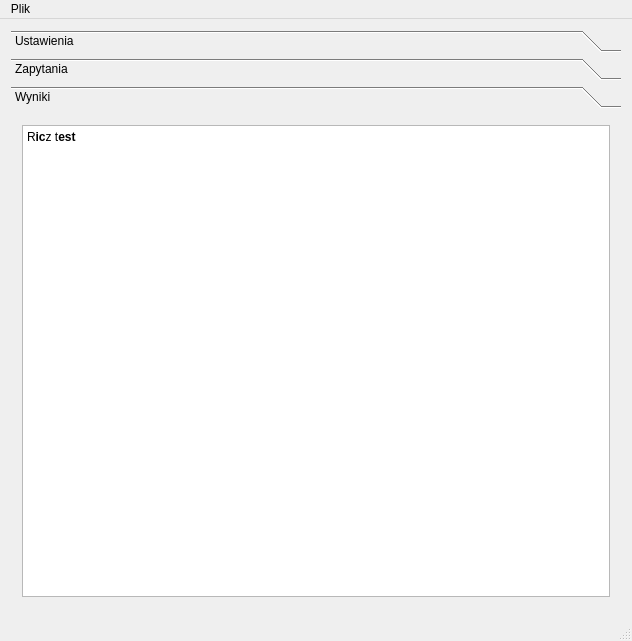
This is mainwindow.ui in anonim1133/testbazy as Qt 5 draws it before an edit. The edited form follows.
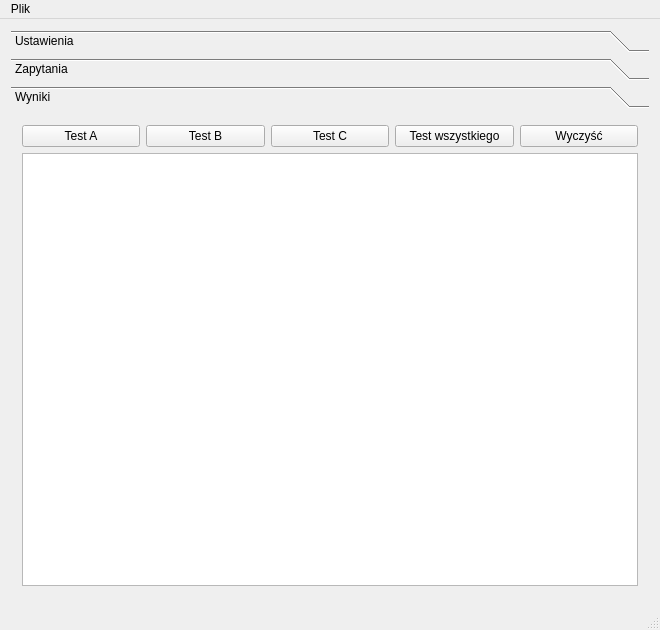
This is the edited form. The open tabs and pages were chosen to show the change.

Commit message: Dodane UI dla wyników

Patch:
```diff
--- a/mainwindow.ui
+++ b/mainwindow.ui
@@ -6,8 +6,8 @@
    <rect>
     <x>0</x>
     <y>0</y>
-    <width>632</width>
-    <height>641</height>
+    <width>660</width>
+    <height>630</height>
    </rect>
   </property>
   <property name="windowTitle">
@@ -200,22 +200,57 @@
         <rect>
          <x>0</x>
          <y>0</y>
-         <width>614</width>
-         <height>498</height>
+         <width>642</width>
+         <height>487</height>
         </rect>
        </property>
        <attribute name="label">
         <string>Wyniki</string>
        </attribute>
        <layout class="QGridLayout" name="gridLayout_3">
-        <item row="0" column="0">
+        <item row="3" column="0">
+         <widget class="QPushButton" name="pushButton">
+          <property name="text">
+           <string>Test A</string>
+          </property>
+         </widget>
+        </item>
+        <item row="3" column="2">
+         <widget class="QPushButton" name="pushButton_3">
+          <property name="text">
+           <string>Test C</string>
+          </property>
+         </widget>
+        </item>
+        <item row="3" column="3">
+         <widget class="QPushButton" name="pushButton_2">
+          <property name="text">
+           <string>Test wszystkiego</string>
+          </property>
+         </widget>
+        </item>
+        <item row="3" column="1">
+         <widget class="QPushButton" name="pushButton_4">
+          <property name="text">
+           <string>Test B</string>
+          </property>
+         </widget>
+        </item>
+        <item row="3" column="4">
+         <widget class="QPushButton" name="pushButton_5">
+          <property name="text">
+           <string>Wyczyść</string>
+          </property>
+         </widget>
+        </item>
+        <item row="4" column="0" colspan="5">
          <widget class="QTextEdit" name="txt_wynik">
           <property name="html">
            <string>&lt;!DOCTYPE HTML PUBLIC &quot;-//W3C//DTD HTML 4.0//EN&quot; &quot;http://www.w3.org/TR/REC-html40/strict.dtd&quot;&gt;
 &lt;html&gt;&lt;head&gt;&lt;meta name=&quot;qrichtext&quot; content=&quot;1&quot; /&gt;&lt;style type=&quot;text/css&quot;&gt;
 p, li { white-space: pre-wrap; }
 &lt;/style&gt;&lt;/head&gt;&lt;body style=&quot; font-family:'Sans Serif'; font-size:9pt; font-weight:400; font-style:normal;&quot;&gt;
-&lt;p style=&quot; margin-top:0px; margin-bottom:0px; margin-left:0px; margin-right:0px; -qt-block-indent:0; text-indent:0px;&quot;&gt;R&lt;span style=&quot; font-weight:600;&quot;&gt;ic&lt;/span&gt;z t&lt;span style=&quot; font-weight:600;&quot;&gt;est&lt;/span&gt;&lt;/p&gt;&lt;/body&gt;&lt;/html&gt;</string>
+&lt;p style=&quot;-qt-paragraph-type:empty; margin-top:0px; margin-bottom:0px; margin-left:0px; margin-right:0px; -qt-block-indent:0; text-indent:0px;&quot;&gt;&lt;br /&gt;&lt;/p&gt;&lt;/body&gt;&lt;/html&gt;</string>
           </property>
          </widget>
         </item>
@@ -230,7 +265,7 @@
     <rect>
      <x>0</x>
      <y>0</y>
-     <width>632</width>
+     <width>660</width>
      <height>19</height>
     </rect>
    </property>
```
Left out of the diff: 10 changed lines with no effect on the pictures.
